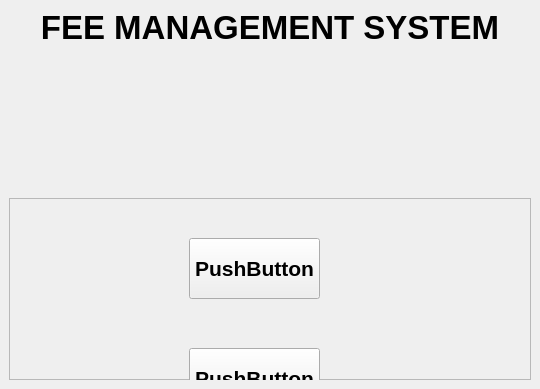
The window that Fee_Management_System/mainwindow.ui (Nicholauswarobi/Qt) describes before a commit, drawn with Qt 5.
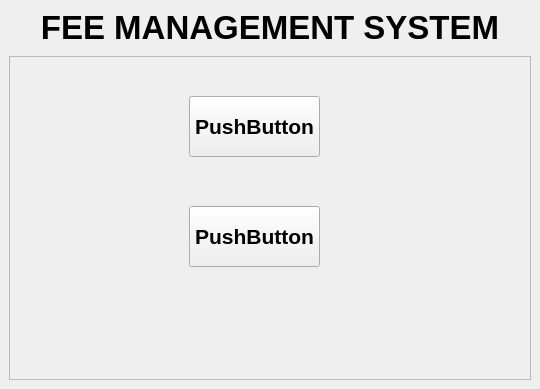
The same window after the commit.

Commit message: Fee Management System

Patch:
```diff
--- a/Fee_Management_System/mainwindow.ui
+++ b/Fee_Management_System/mainwindow.ui
@@ -33,6 +33,18 @@
     </item>
     <item>
      <widget class="QFrame" name="frame">
+      <property name="minimumSize">
+       <size>
+        <width>0</width>
+        <height>324</height>
+       </size>
+      </property>
+      <property name="maximumSize">
+       <size>
+        <width>16777215</width>
+        <height>324</height>
+       </size>
+      </property>
       <property name="frameShape">
        <enum>QFrame::Shape::StyledPanel</enum>
       </property>
```
